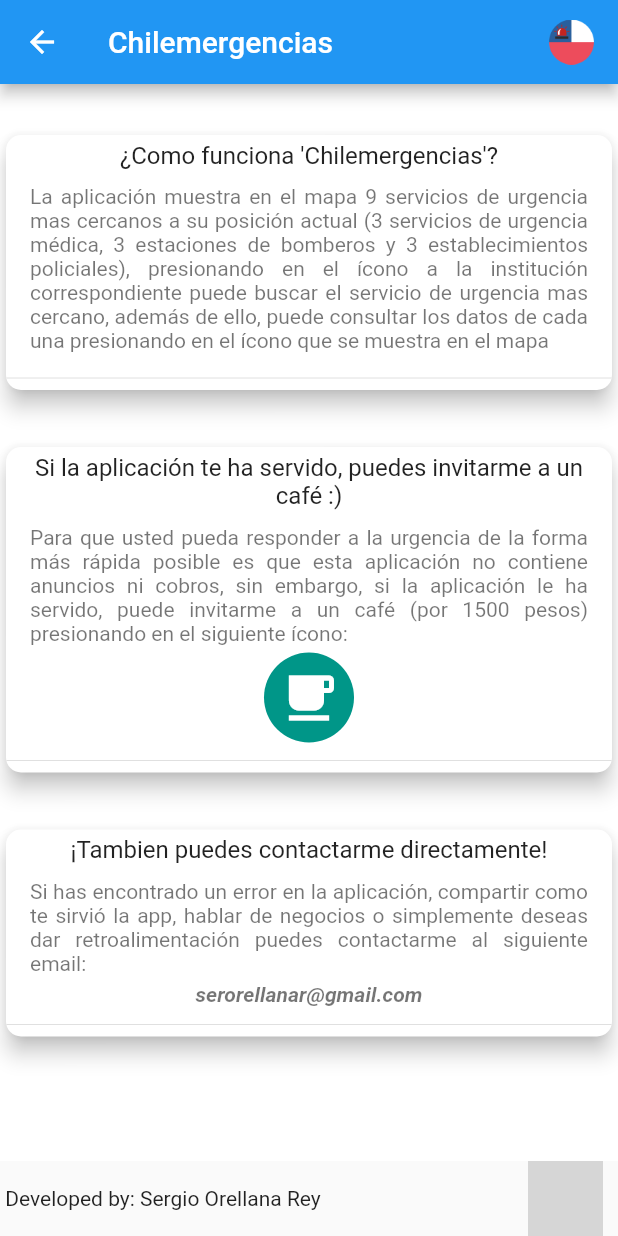
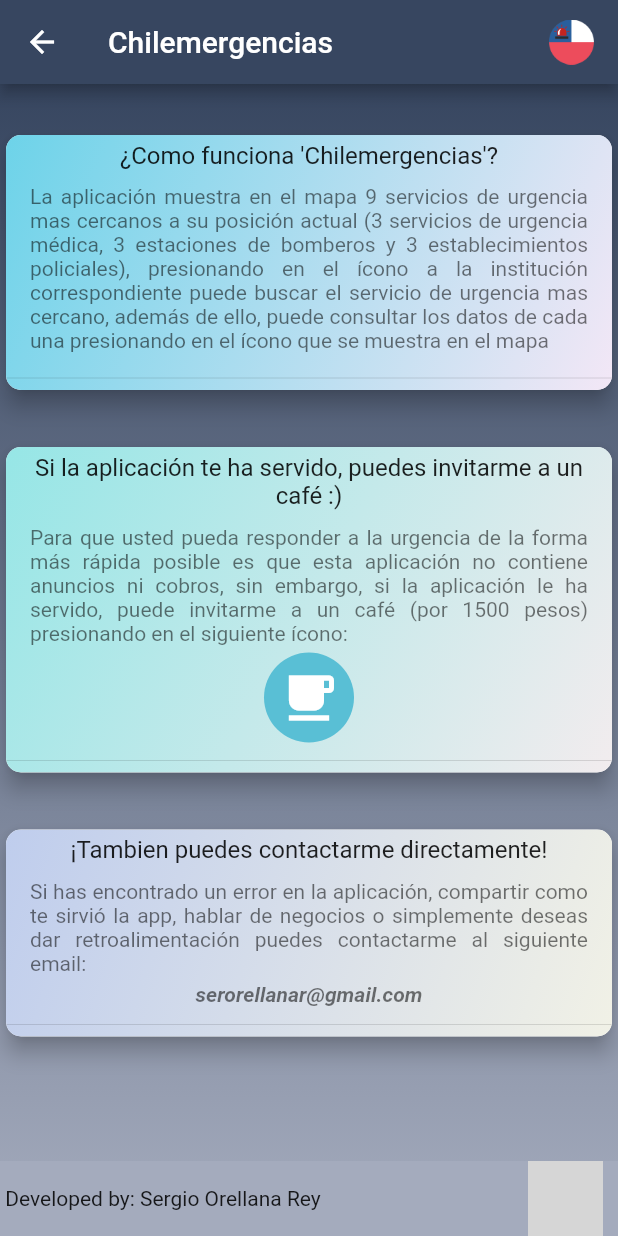
Before and after one commit to SergioOrellanaR/chilemergencias, a Flutter app: the InformationPage screen opened by its route, on a phone screen of 412 x 824 dp. Run offline on Flutter 3.47's test engine with Material 2 defaults, Android fonts, the phone set to English and light mode, and no system bars; drawn by our look-alikes of gradient_widgets; our stand-ins replace latlong, location; missing offline and left inert: location_permissions, mapbox_gl; grey boxes are pictures that could not be loaded.

Commit message:
Se agrega diseño a página de información

```diff
--- a/lib/src/pages/InformationPage.dart
+++ b/lib/src/pages/InformationPage.dart
@@ -1,20 +1,38 @@
 import 'package:flutter/material.dart';
+import 'package:gradient_widgets/gradient_widgets.dart';
 
 class InformationPage extends StatelessWidget {
   @override
   Widget build(BuildContext context) {
     return Scaffold(
       appBar: _appBar(),
-      body: SafeArea(
-          child: ListView(
-        children: _body(),
-      )),
+      body: Stack(children: <Widget>[
+        _background(),
+        _bodyInformation()]),
       backgroundColor: Colors.white,
-      bottomSheet: _footer(),
+      bottomSheet: _footer()
     );
   }
 
-  List<Widget> _body() {
+  Container _background() {
+    return Container(
+    decoration: BoxDecoration(
+      gradient: LinearGradient(colors: <Color>[
+        Color.fromRGBO(55, 70, 96, 1.0),
+        Color.fromRGBO(164, 171, 189, 1.0),
+      ], begin: Alignment.topCenter, end: Alignment.bottomCenter)),
+  );
+  }
+
+  SafeArea _bodyInformation() {
+    return SafeArea(
+          child: ListView(
+        children: _bodyBuilder())
+
+    );
+  }
+
+  List<Widget> _bodyBuilder() {
     List<Widget> bodyList = [
       SizedBox(height: 30.0),
       _information(),
@@ -39,6 +57,19 @@ class InformationPage extends StatelessWidget {
               height: 30)
         ],
       ),
+      backgroundColor: Color.fromRGBO(55, 70, 96, 1.0),
+    //   flexibleSpace: Container(
+    //       decoration: BoxDecoration(
+    //         gradient: LinearGradient(
+    //           begin: Alignment.centerLeft,
+    //             end: Alignment.bottomRight,
+    //             colors: <Color>[
+    //           Colors.blue,
+    //           Colors.white54,
+    //           Colors.red,
+    //         ])
+    //      ),
+    //  ),
     );
   }
 
@@ -46,7 +77,13 @@ class InformationPage extends StatelessWidget {
     return _card(
         title: "¿Como funciona 'Chilemergencias'?",
         description:
-            "La aplicación muestra en el mapa 9 servicios de urgencia mas cercanos a su posición actual (3 servicios de urgencia médica, 3 estaciones de bomberos y 3 establecimientos policiales), presionando en el ícono a la institución correspondiente puede buscar el servicio de urgencia mas cercano, además de ello, puede consultar los datos de cada una presionando en el ícono que se muestra en el mapa");
+            "La aplicación muestra en el mapa 9 servicios de urgencia mas cercanos a su posición actual (3 servicios de urgencia médica, 3 estaciones de bomberos y 3 establecimientos policiales), presionando en el ícono a la institución correspondiente puede buscar el servicio de urgencia mas cercano, además de ello, puede consultar los datos de cada una presionando en el ícono que se muestra en el mapa",
+        gradient: LinearGradient(colors: <Color>[
+          Color.fromRGBO(109, 211, 233, 1.0),
+          Color.fromRGBO(243, 231, 246, 1.0),
+        ],
+        begin: Alignment.topLeft,
+        end: Alignment.bottomRight));
   }
 
   Widget _donate() {
@@ -54,19 +91,31 @@ class InformationPage extends StatelessWidget {
         title: "Si la aplicación te ha servido, puedes invitarme a un café :)",
         description:
             "Para que usted pueda responder a la urgencia de la forma más rápida posible es que esta aplicación no contiene anuncios ni cobros, sin embargo, si la aplicación le ha servido, puede invitarme a un café (por 1500 pesos) presionando en el siguiente ícono: ",
-        haveIcon: true);
+        haveIcon: true,
+        gradient: LinearGradient(colors: <Color>[
+          Color.fromRGBO(150, 230, 230, 1.0),
+          Color.fromRGBO(242, 236, 238, 1.0),
+        ],
+        begin: Alignment.topLeft,
+        end: Alignment.bottomRight));
   }
 
   Widget _contactMe() {
     return _card(
       title: "¡Tambien puedes contactarme directamente!",
       description: "Si has encontrado un error en la aplicación, compartir como te sirvió la app, hablar de negocios o simplemente deseas dar retroalimentación puedes contactarme al siguiente email: ",
-      haveEmail: true
+      haveEmail: true,
+      gradient: LinearGradient(colors: <Color>[
+          Color.fromRGBO(191, 205, 237, 1.0),
+          Color.fromRGBO(241, 241, 230, 1.0),
+        ],
+        begin: Alignment.topLeft,
+        end: Alignment.bottomRight)
     );
   }
 
-  Widget _card({String title, String description, bool haveIcon = false, bool haveEmail = false, Color color}) {
-    return Card(
+  Widget _card({String title, String description, bool haveIcon = false, bool haveEmail = false, Gradient gradient}) {
+    return GradientCard(
       child: Column(children: <Widget>[
         ListTile(
           title: Text(title, textAlign: TextAlign.center),
@@ -83,9 +132,8 @@ class InformationPage extends StatelessWidget {
         ),
         Divider(),
       ]),
-      borderOnForeground: true,
       clipBehavior: Clip.antiAlias,
-      color: Colors.white,
+      gradient: gradient,
       elevation: 6.0,
       semanticContainer: true,
       shape: RoundedRectangleBorder(borderRadius: BorderRadius.circular(10.0))
@@ -105,14 +153,15 @@ class InformationPage extends StatelessWidget {
           )),
       height: 60.0,
       width: 60.0,
-      decoration: BoxDecoration(color: Colors.teal, shape: BoxShape.circle),
+      decoration: BoxDecoration(color: Color.fromRGBO(89, 191, 213, 1.0), shape: BoxShape.circle),
     );
 
     return haveIcon ? iconBuild : Container();
   }
 
   _footer() {
-    return Row(children: <Widget>[
+    return Container(
+      child: Row(children: <Widget>[
         Text(" Developed by: Sergio Orellana Rey"),
         Expanded(child: SizedBox()),
         Image(
@@ -124,7 +173,9 @@ class InformationPage extends StatelessWidget {
         SizedBox(
           width: 10,
         )
-    ]);
+      ]),
+      color: Color.fromRGBO(164, 171, 189, 1.0),
+    );
   }
 
   _email(bool haveEmail)
--- a/pubspec.yaml
+++ b/pubspec.yaml
@@ -22,7 +22,7 @@ dependencies:
   latlong: ^0.6.1
   location: ^2.3.5
   mapbox_gl: ^0.0.5
-  flutter_map:
+  gradient_widgets: ^0.5.1
   flutter:
     sdk: flutter
 
```
Also changed, not shown: pubspec.lock. Lines whose indentation alone changed are shown as unchanged.
